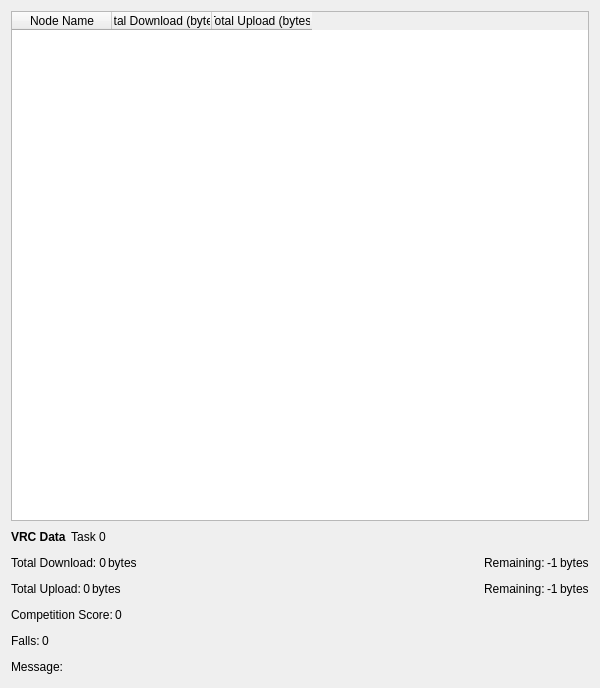
Before: the Qt Designer form vigir_ocs_bandwidth_widget/src/ui/bandwidth_widget.ui in team-vigir/vigir_ocs_common, drawn with Qt 5.
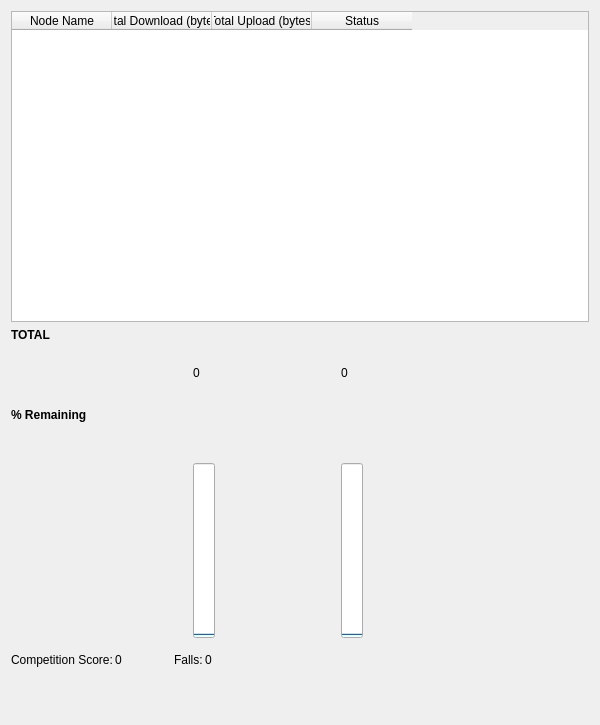
After: the same form once the commit is applied.

Commit message: added color stats lights for a heartbeat on the topics listed on the widget.

What changed in the file:
```diff
--- a/vigir_ocs_bandwidth_widget/src/ui/bandwidth_widget.ui
+++ b/vigir_ocs_bandwidth_widget/src/ui/bandwidth_widget.ui
@@ -7,7 +7,7 @@
     <x>0</x>
     <y>0</y>
     <width>600</width>
-    <height>688</height>
+    <height>725</height>
    </rect>
   </property>
   <property name="minimumSize">
@@ -61,8 +61,219 @@
           <string>Total Upload (bytes)</string>
          </property>
         </column>
+        <column>
+         <property name="text">
+          <string>Status</string>
+         </property>
+        </column>
        </widget>
       </item>
+      <item>
+       <layout class="QHBoxLayout" name="horizontalLayout_8">
+        <item>
+         <layout class="QVBoxLayout" name="verticalLayout_2">
+          <item>
+           <widget class="QLabel" name="label">
+            <property name="font">
+             <font>
+              <weight>75</weight>
+              <bold>true</bold>
+             </font>
+            </property>
+            <property name="text">
+             <string>TOTAL</string>
+            </property>
+           </widget>
+          </item>
+          <item>
+           <spacer name="verticalSpacer">
+            <property name="orientation">
+             <enum>Qt::Vertical</enum>
+            </property>
+            <property name="sizeType">
+             <enum>QSizePolicy::Preferred</enum>
+            </property>
+            <property name="sizeHint" stdset="0">
+             <size>
+              <width>20</width>
+              <height>60</height>
+             </size>
+            </property>
+           </spacer>
+          </item>
+          <item>
+           <widget class="QLabel" name="label_2">
+            <property name="font">
+             <font>
+              <weight>75</weight>
+              <bold>true</bold>
+             </font>
+            </property>
+            <property name="text">
+             <string>% Remaining</string>
+            </property>
+           </widget>
+          </item>
+          <item>
+           <spacer name="verticalSpacer_2">
+            <property name="orientation">
+             <enum>Qt::Vertical</enum>
+            </property>
+            <property name="sizeHint" stdset="0">
+             <size>
+              <width>20</width>
+              <height>40</height>
+             </size>
+            </property>
+           </spacer>
+          </item>
+         </layout>
+        </item>
+        <item>
+         <spacer name="horizontalSpacer_2">
+          <property name="orientation">
+           <enum>Qt::Horizontal</enum>
+          </property>
+          <property name="sizeType">
+           <enum>QSizePolicy::Maximum</enum>
+          </property>
+          <property name="sizeHint" stdset="0">
+           <size>
+            <width>100</width>
+            <height>20</height>
+           </size>
+          </property>
+         </spacer>
+        </item>
+        <item>
+         <layout class="QVBoxLayout" name="verticalLayout_4">
+          <item>
+           <widget class="QLabel" name="downTotalLabel">
+            <property name="text">
+             <string>0</string>
+            </property>
+           </widget>
+          </item>
+          <item>
+           <spacer name="verticalSpacer_3">
+            <property name="orientation">
+             <enum>Qt::Vertical</enum>
+            </property>
+            <property name="sizeType">
+             <enum>QSizePolicy::Fixed</enum>
+            </property>
+            <property name="sizeHint" stdset="0">
+             <size>
+              <width>20</width>
+              <height>40</height>
+             </size>
+            </property>
+           </spacer>
+          </item>
+          <item>
+           <widget class="QProgressBar" name="down_remaining_bar">
+            <property name="maximumSize">
+             <size>
+              <width>16777215</width>
+              <height>175</height>
+             </size>
+            </property>
+            <property name="maximum">
+             <number>1000</number>
+            </property>
+            <property name="value">
+             <number>0</number>
+            </property>
+            <property name="orientation">
+             <enum>Qt::Vertical</enum>
+            </property>
+            <property name="format">
+             <string/>
+            </property>
+           </widget>
+          </item>
+         </layout>
+        </item>
+        <item>
+         <spacer name="horizontalSpacer_7">
+          <property name="orientation">
+           <enum>Qt::Horizontal</enum>
+          </property>
+          <property name="sizeType">
+           <enum>QSizePolicy::Maximum</enum>
+          </property>
+          <property name="sizeHint" stdset="0">
+           <size>
+            <width>120</width>
+            <height>20</height>
+           </size>
+          </property>
+         </spacer>
+        </item>
+        <item>
+         <layout class="QVBoxLayout" name="verticalLayout_3">
+          <item>
+           <widget class="QLabel" name="upTotalLabel">
+            <property name="text">
+             <string>0</string>
+            </property>
+           </widget>
+          </item>
+          <item>
+           <spacer name="verticalSpacer_4">
+            <property name="orientation">
+             <enum>Qt::Vertical</enum>
+            </property>
+            <property name="sizeType">
+             <enum>QSizePolicy::Fixed</enum>
+            </property>
+            <property name="sizeHint" stdset="0">
+             <size>
+              <width>20</width>
+              <height>40</height>
+             </size>
+            </property>
+           </spacer>
+          </item>
+          <item>
+           <widget class="QProgressBar" name="up_remaining_bar">
+            <property name="maximumSize">
+             <size>
+              <width>16777215</width>
+              <height>175</height>
+             </size>
+            </property>
+            <property name="maximum">
+             <number>1000</number>
+            </property>
+            <property name="value">
+             <number>0</number>
+            </property>
+            <property name="orientation">
+             <enum>Qt::Vertical</enum>
+            </property>
+            <property name="format">
+             <string/>
+            </property>
+           </widget>
+          </item>
+         </layout>
+        </item>
+        <item>
+         <spacer name="horizontalSpacer">
+          <property name="orientation">
+           <enum>Qt::Horizontal</enum>
+          </property>
+          <property name="sizeHint" stdset="0">
+           <size>
+            <width>40</width>
+            <height>20</height>
+           </size>
+          </property>
+         </spacer>
+        </item>
+       </layout>
+      </item>
       <item>
        <widget class="QWidget" name="widget_4" native="true">
         <layout class="QHBoxLayout" name="horizontalLayout_4">
@@ -72,187 +283,6 @@
          <property name="margin">
           <number>0</number>
          </property>
-         <item>
-          <widget class="QLabel" name="label_10">
-           <property name="text">
-            <string>&lt;html&gt;&lt;head/&gt;&lt;body&gt;&lt;p&gt;&lt;span style=&quot; font-weight:600;&quot;&gt;VRC Data&lt;/span&gt;&lt;/p&gt;&lt;/body&gt;&lt;/html&gt;</string>
-           </property>
-          </widget>
-         </item>
-         <item>
-          <widget class="QLabel" name="label_11">
-           <property name="text">
-            <string> Task</string>
-           </property>
-          </widget>
-         </item>
-         <item>
-          <widget class="QLabel" name="task_type">
-           <property name="text">
-            <string>0</string>
-           </property>
-          </widget>
-         </item>
-         <item>
-          <spacer name="horizontalSpacer_3">
-           <property name="orientation">
-            <enum>Qt::Horizontal</enum>
-           </property>
-           <property name="sizeHint" stdset="0">
-            <size>
-             <width>40</width>
-             <height>20</height>
-            </size>
-           </property>
-          </spacer>
-         </item>
-         <item>
-          <widget class="QLabel" name="sim_time_elapsed">
-           <property name="text">
-            <string/>
-           </property>
-          </widget>
-         </item>
-        </layout>
-       </widget>
-      </item>
-      <item>
-       <widget class="QWidget" name="widget" native="true">
-        <layout class="QHBoxLayout" name="horizontalLayout">
-         <property name="spacing">
-          <number>2</number>
-         </property>
-         <property name="margin">
-          <number>0</number>
-         </property>
-         <item>
-          <widget class="QLabel" name="label">
-           <property name="text">
-            <string>Total Download:</string>
-           </property>
-          </widget>
-         </item>
-         <item>
-          <widget class="QLabel" name="total_download">
-           <property name="text">
-            <string>0</string>
-           </property>
-           <property name="alignment">
-            <set>Qt::AlignRight|Qt::AlignTrailing|Qt::AlignVCenter</set>
-           </property>
-          </widget>
-         </item>
-         <item>
-          <widget class="QLabel" name="label_2">
-           <property name="text">
-            <string>bytes</string>
-           </property>
-          </widget>
-         </item>
-         <item>
-          <spacer name="horizontalSpacer">
-           <property name="orientation">
-            <enum>Qt::Horizontal</enum>
-           </property>
-           <property name="sizeHint" stdset="0">
-            <size>
-             <width>337</width>
-             <height>20</height>
-            </size>
-           </property>
-          </spacer>
-         </item>
-         <item>
-          <widget class="QLabel" name="label_5">
-           <property name="text">
-            <string>Remaining:</string>
-           </property>
-          </widget>
-         </item>
-         <item>
-          <widget class="QLabel" name="remaining_download">
-           <property name="text">
-            <string>-1</string>
-           </property>
-          </widget>
-         </item>
-         <item>
-          <widget class="QLabel" name="label_7">
-           <property name="text">
-            <string>bytes</string>
-           </property>
-          </widget>
-         </item>
-        </layout>
-       </widget>
-      </item>
-      <item>
-       <widget class="QWidget" name="widget_3" native="true">
-        <layout class="QHBoxLayout" name="horizontalLayout_3">
-         <property name="spacing">
-          <number>2</number>
-         </property>
-         <property name="margin">
-          <number>0</number>
-         </property>
-         <item>
-          <widget class="QLabel" name="label_3">
-           <property name="text">
-            <string>Total Upload:</string>
-           </property>
-          </widget>
-         </item>
-         <item>
-          <widget class="QLabel" name="total_upload">
-           <property name="text">
-            <string>0</string>
-           </property>
-           <property name="alignment">
-            <set>Qt::AlignRight|Qt::AlignTrailing|Qt::AlignVCenter</set>
-           </property>
-          </widget>
-         </item>
-         <item>
-          <widget class="QLabel" name="label_4">
-           <property name="text">
-            <string>bytes</string>
-           </property>
-          </widget>
-         </item>
-         <item>
-          <spacer name="horizontalSpacer_2">
-           <property name="orientation">
-            <enum>Qt::Horizontal</enum>
-           </property>
-           <property name="sizeHint" stdset="0">
-            <size>
-             <width>40</width>
-             <height>20</height>
-            </size>
-           </property>
-          </spacer>
-         </item>
-         <item>
-          <widget class="QLabel" name="label_6">
-           <property name="text">
-            <string>Remaining:</string>
-           </property>
-          </widget>
-         </item>
-         <item>
-          <widget class="QLabel" name="remaining_upload">
-           <property name="text">
-            <string>-1</string>
-           </property>
-          </widget>
-         </item>
-         <item>
-          <widget class="QLabel" name="label_9">
-           <property name="text">
-            <string>bytes</string>
-           </property>
-          </widget>
-         </item>
         </layout>
        </widget>
       </item>
@@ -279,6 +309,49 @@
            </property>
           </widget>
          </item>
+         <item>
+          <spacer name="horizontalSpacer_4">
+           <property name="orientation">
+            <enum>Qt::Horizontal</enum>
+           </property>
+           <property name="sizeHint" stdset="0">
+            <size>
+             <width>40</width>
+             <height>20</height>
+            </size>
+           </property>
+          </spacer>
+         </item>
+         <item>
+          <spacer name="horizontalSpacer_3">
+           <property name="orientation">
+            <enum>Qt::Horizontal</enum>
+           </property>
+           <property name="sizeType">
+            <enum>QSizePolicy::Minimum</enum>
+           </property>
+           <property name="sizeHint" stdset="0">
+            <size>
+             <width>50</width>
+             <height>20</height>
+            </size>
+           </property>
+          </spacer>
+         </item>
+         <item>
+          <widget class="QLabel" name="label_12">
+           <property name="text">
+            <string>Falls:</string>
+           </property>
+          </widget>
+         </item>
+         <item>
+          <widget class="QLabel" name="falls">
+           <property name="text">
+            <string>0</string>
+           </property>
+          </widget>
+         </item>
          <item>
           <spacer name="horizontalSpacer_5">
            <property name="orientation">
@@ -304,33 +377,6 @@
          <property name="margin">
           <number>0</number>
          </property>
-         <item>
-          <widget class="QLabel" name="label_12">
-           <property name="text">
-            <string>Falls:</string>
-           </property>
-          </widget>
-         </item>
-         <item>
-          <widget class="QLabel" name="falls">
-           <property name="text">
-            <string>0</string>
-           </property>
-          </widget>
-         </item>
-         <item>
-          <spacer name="horizontalSpacer_4">
-           <property name="orientation">
-            <enum>Qt::Horizontal</enum>
-           </property>
-           <property name="sizeHint" stdset="0">
-            <size>
-             <width>40</width>
-             <height>20</height>
-            </size>
-           </property>
-          </spacer>
-         </item>
         </layout>
        </widget>
       </item>
@@ -343,13 +389,6 @@
          <property name="margin">
           <number>0</number>
          </property>
-         <item>
-          <widget class="QLabel" name="label_15">
-           <property name="text">
-            <string>Message:</string>
-           </property>
-          </widget>
-         </item>
          <item>
           <widget class="QLabel" name="message">
            <property name="text">
@@ -373,6 +412,30 @@
         </layout>
        </widget>
       </item>
+      <item>
+       <widget class="QWidget" name="widget_3" native="true">
+        <layout class="QHBoxLayout" name="horizontalLayout_3">
+         <property name="spacing">
+          <number>2</number>
+         </property>
+         <property name="margin">
+          <number>0</number>
+         </property>
+        </layout>
+       </widget>
+      </item>
+      <item>
+       <widget class="QWidget" name="widget" native="true">
+        <layout class="QHBoxLayout" name="horizontalLayout">
+         <property name="spacing">
+          <number>2</number>
+         </property>
+         <property name="margin">
+          <number>0</number>
+         </property>
+        </layout>
+       </widget>
+      </item>
      </layout>
     </widget>
    </item>
```
The commit also changes 2 other files.
